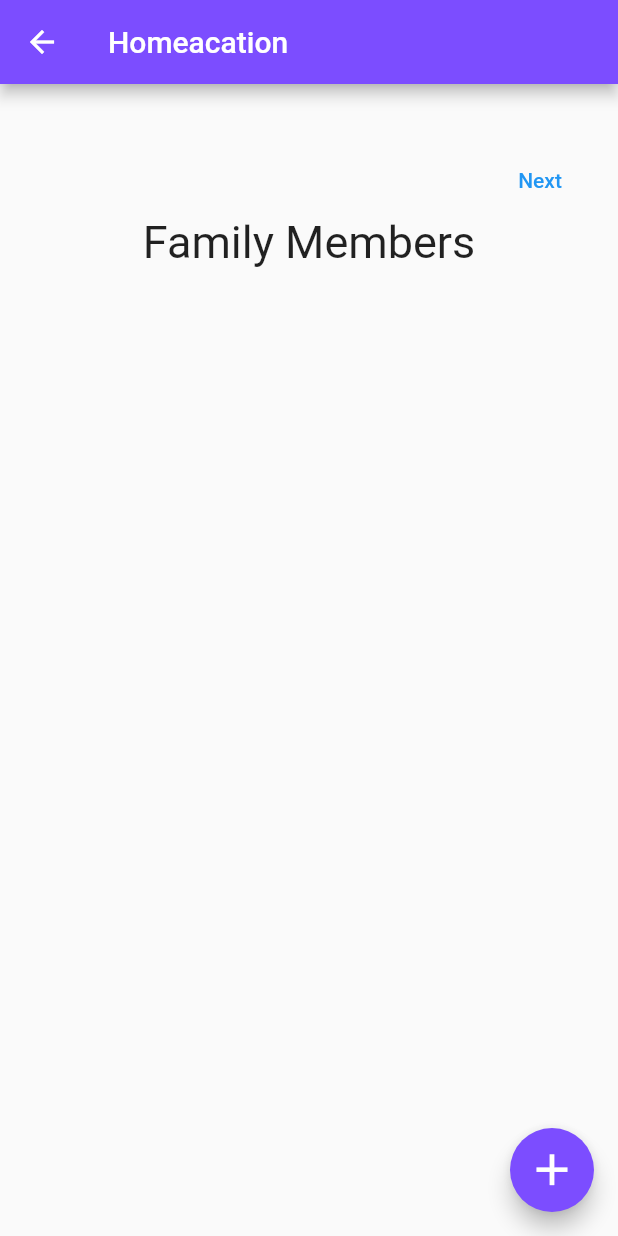
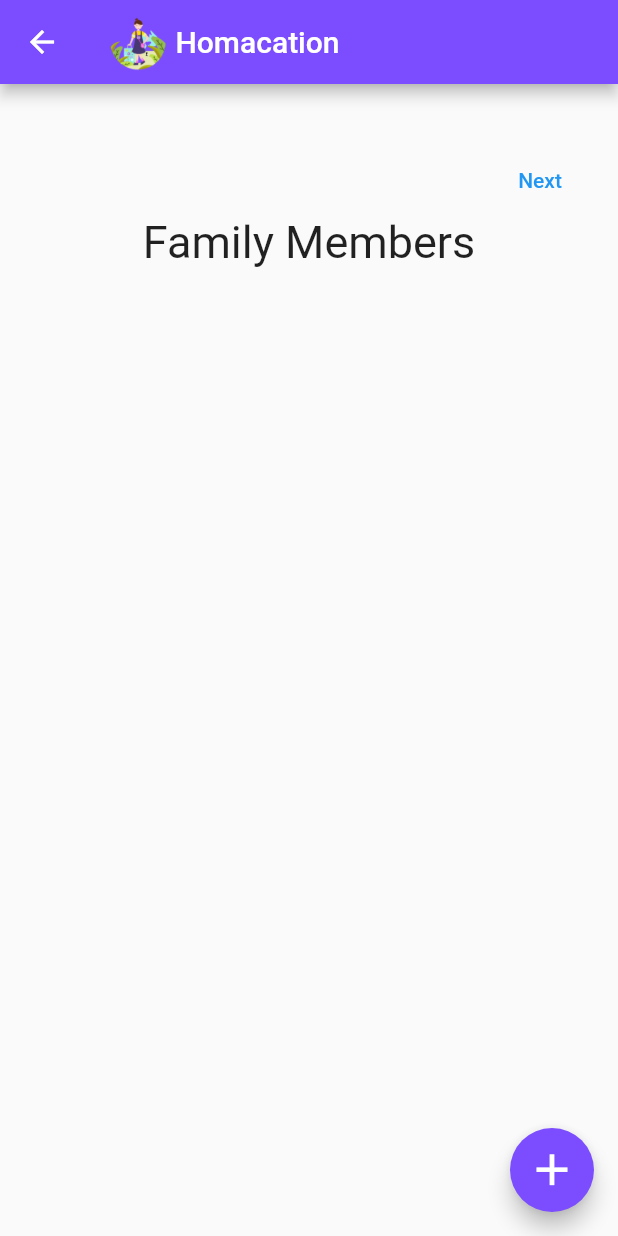
Before and after one commit to hamda-fizal/HackTheGap, a Flutter app: the HomeMaker screen opened directly, after a tap on "Next", on a phone screen of 412 x 824 dp. Run offline on Flutter 3.47's test engine with Material 2 defaults, Android fonts, the phone set to English and light mode, and no system bars.

Commit message:
add appbar

```diff
--- a/lib/add_fam_member.dart
+++ b/lib/add_fam_member.dart
@@ -16,7 +16,18 @@ class _AddFamilyMemberState extends State<AddFamilyMember> {
   Widget build(BuildContext context) {
     return Scaffold(
       appBar: AppBar(
-        title: Text('Homeacation'),
+        iconTheme: IconThemeData(color: Colors.white),
+        backgroundColor: Colors.deepPurpleAccent,
+        title: Row(
+          children: <Widget>[
+            Image.asset(
+              "assets/homacationlogo.png",
+              height: 40,
+              width: 40,
+            ),
+            Text(" Homacation"),
+          ],
+        ),
       ),
       body: Container(
         padding: EdgeInsets.only(left: 20, right: 20, top: 40),
--- a/lib/homemaker_pg.dart
+++ b/lib/homemaker_pg.dart
@@ -15,7 +15,18 @@ class _HomeMakerState extends State<HomeMaker> {
   Widget build(BuildContext context) {
     return Scaffold(
       appBar: AppBar(
-        title: Text('Homeacation'),
+        iconTheme: IconThemeData(color: Colors.white),
+        backgroundColor: Colors.deepPurpleAccent,
+        title: Row(
+          children: <Widget>[
+            Image.asset(
+              "assets/homacationlogo.png",
+              height: 40,
+              width: 40,
+            ),
+            Text(" Homacation"),
+          ],
+        ),
       ),
       body: Container(
         padding: EdgeInsets.only(left: 20, right: 20, top: 40),
```
